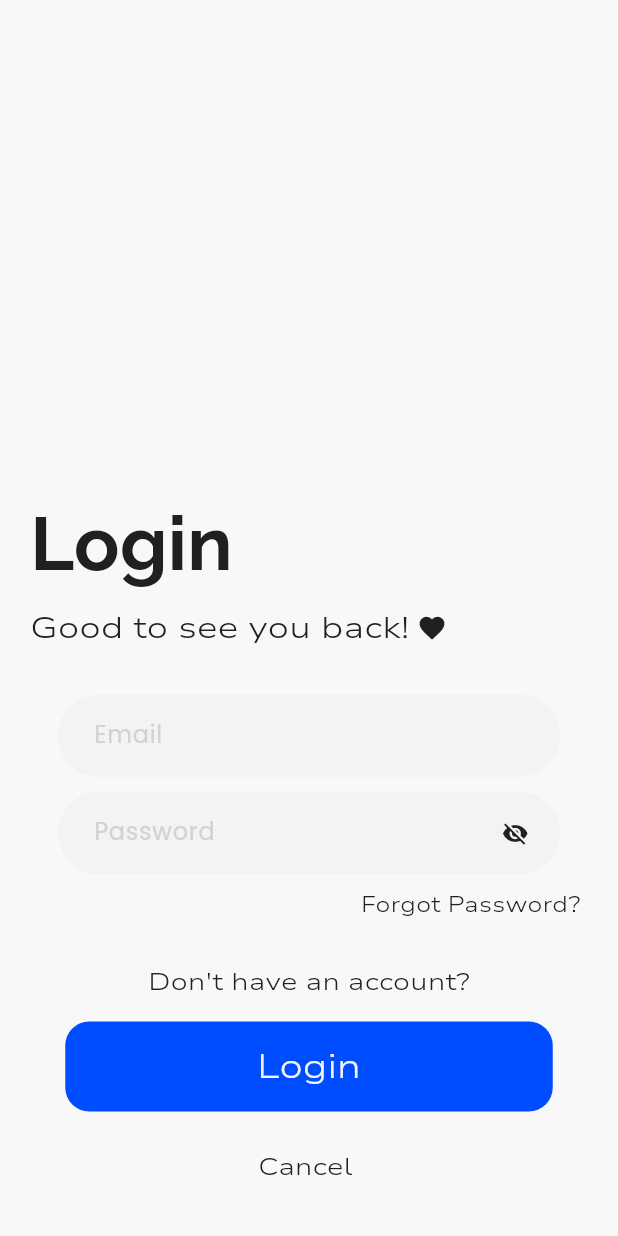
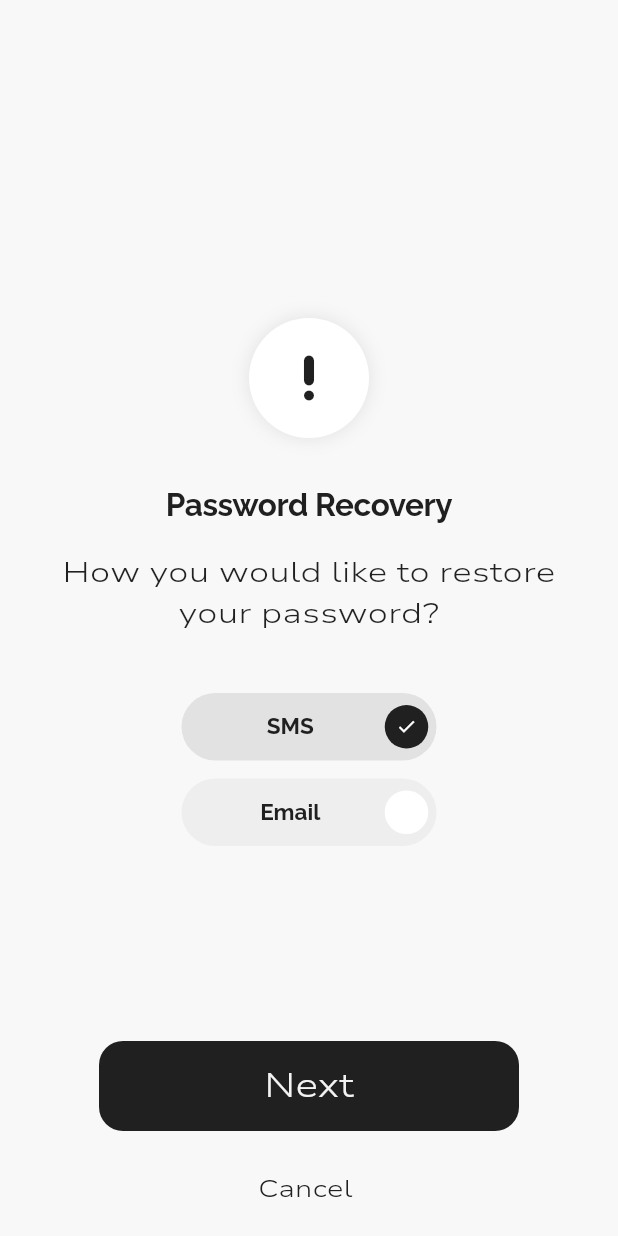
Before and after one commit to ahammednibras8/spare_boy, a Flutter app: the LoginScreen screen opened directly, after a tap on "Forgot Password?", on a phone screen of 412 x 824 dp. Run offline on Flutter 3.47's test engine with Material 3 defaults, Android fonts, the phone set to English and light mode, and no system bars; our stand-ins replace google_fonts, pinput.

Commit message:
feat(ui): Add Password Recovery Screens
- Create recovery mode screen with SMS/Email selection
- Add OTP verification screen with 4-digit input
- Update AvatarCircle widget for better reusability
- Implement consistent styling and animations

```diff
--- a/lib/features/authentication/views/login.dart
+++ b/lib/features/authentication/views/login.dart
@@ -1,6 +1,7 @@
 import 'package:flutter/material.dart';
 import 'package:google_fonts/google_fonts.dart';
 import 'package:spare_boy/core/constants/app_colors.dart';
+import 'package:spare_boy/features/authentication/views/recoveryMode.dart';
 import 'package:spare_boy/features/authentication/views/signUp.dart';
 import 'package:spare_boy/features/common/widgets/buttons.dart';
 import 'package:spare_boy/features/common/widgets/textfields.dart';
@@ -88,7 +89,12 @@ class _LoginScreenState extends State<LoginScreen> {
                       margin: const EdgeInsets.only(right: 25, top: 5),
                       child: GestureDetector(
                         onTap: () {
-                          // Handle forgot password
+                          Navigator.push(
+                            context,
+                            MaterialPageRoute(
+                              builder: (context) => const RecoveryMode(),
+                            ),
+                          );
                         },
                         child: Text(
                           'Forgot Password?',
--- /dev/null
+++ b/lib/features/authentication/views/recoveryMode.dart
@@ -0,0 +1,166 @@
+import 'package:flutter/material.dart';
+import 'package:google_fonts/google_fonts.dart';
+import 'package:spare_boy/core/constants/app_colors.dart';
+import 'package:spare_boy/features/authentication/views/recoveryPage.dart';
+import 'package:spare_boy/features/common/widgets/buttons.dart';
+import 'package:spare_boy/features/common/widgets/circle_avatar.dart';
+
+class RecoveryMode extends StatefulWidget {
+  const RecoveryMode({super.key});
+
+  @override
+  State<RecoveryMode> createState() => _RecoveryModeState();
+}
+
+class _RecoveryModeState extends State<RecoveryMode> {
+  String _selectedOption = 'SMS';
+
+  @override
+  Widget build(BuildContext context) {
+    return Scaffold(
+      body: Container(
+        width: double.infinity,
+        margin: const EdgeInsets.only(left: 20, right: 20),
+        child: Column(
+          mainAxisAlignment: MainAxisAlignment.end,
+          crossAxisAlignment: CrossAxisAlignment.center,
+          children: [
+            const SizedBox(height: 40),
+            const AvatarCicle(
+              shadowBlurRadius: 10,
+              shadowSpreadRadius: 0,
+              size: 40,
+              child: Center(
+                child: Icon(
+                  Icons.priority_high_rounded,
+                  size: 40,
+                  color: AppColors.textPrimary,
+                ),
+              ),
+            ),
+            const SizedBox(height: 30),
+            Text(
+              'Password Recovery',
+              textAlign: TextAlign.center,
+              style: GoogleFonts.raleway(
+                color: AppColors.textPrimary,
+                fontSize: 21,
+                letterSpacing: -0.28,
+                fontWeight: FontWeight.bold,
+              ),
+            ),
+            const SizedBox(height: 16),
+            Text(
+              'How you would like to restore\nyour password?',
+              textAlign: TextAlign.center,
+              style: GoogleFonts.nunitoSans(
+                fontSize: 19,
+                fontWeight: FontWeight.w300,
+                color: Colors.black87,
+              ),
+            ),
+            const SizedBox(height: 40),
+            _buildOptionTile('SMS'),
+            const SizedBox(height: 12),
+            _buildOptionTile('Email'),
+            const SizedBox(height: 120),
+            OnboardingButton(
+              onPressed: () {
+                Navigator.push(context, MaterialPageRoute(builder: (context) => const RecoveryPage()));
+              },
+              text: 'Next',
+            ),
+            const SizedBox(height: 17),
+            CancelButton(onTap: () {
+              Navigator.pop(context);
+            }),
+          ],
+        ),
+      ),
+    );
+  }
+
+  Widget _buildOptionTile(String option) {
+    return Material(
+      color: Colors.transparent,
+      child: AnimatedContainer(
+        duration: const Duration(milliseconds: 200),
+        width: 170,
+        height: 45,
+        decoration: BoxDecoration(
+          color: _selectedOption == option
+              ? AppColors.textPrimary.withOpacity(0.1)
+              : Colors.grey[200],
+          borderRadius: BorderRadius.circular(50),
+        ),
+        child: InkWell(
+          hoverColor: AppColors.textPrimary.withOpacity(0.1),
+          borderRadius: BorderRadius.circular(50),
+          onTap: () {
+            setState(() {
+              _selectedOption = option;
+            });
+          },
+          child: Padding(
+            padding: const EdgeInsets.symmetric(horizontal: 5, vertical: 8),
+            child: Row(
+              mainAxisAlignment: MainAxisAlignment.spaceBetween,
+              children: [
+                const SizedBox(width: 5),
+                AnimatedDefaultTextStyle(
+                  duration: const Duration(milliseconds: 200),
+                  style: GoogleFonts.raleway(
+                    fontSize: 15,
+                    fontWeight: _selectedOption == option
+                        ? FontWeight.bold
+                        : FontWeight.w500,
+                    color: AppColors.textPrimary,
+                  ),
+                  child: Text(option),
+                ),
+                AnimatedSwitcher(
+                  duration: const Duration(milliseconds: 200),
+                  transitionBuilder:
+                      (Widget child, Animation<double> animation) {
+                    return ScaleTransition(
+                      scale: animation,
+                      child: child,
+                    );
+                  },
+                  child: _selectedOption == option
+                      ? Container(
+                          key: const ValueKey('selected'),
+                          width: 30,
+                          height: 30,
+                          decoration: const BoxDecoration(
+                            shape: BoxShape.circle,
+                            color: AppColors.textPrimary,
+                          ),
+                          child: const Icon(
+                            Icons.check,
+                            size: 14,
+                            color: Colors.white,
+                          ),
+                        )
+                      : Container(
+                          key: const ValueKey('unselected'),
+                          width: 30,
+                          height: 30,
+                          decoration: BoxDecoration(
+                            color: Colors.white,
+                            shape: BoxShape.circle,
+                            border: Border.all(
+                              color: Colors.white,
+                              width: 2,
+                            ),
+                          ),
+                        ),
+                ),
+              ],
+            ),
+          ),
+        ),
+      ),
+    );
+  }
+}
--- a/lib/features/authentication/views/signUp.dart
+++ b/lib/features/authentication/views/signUp.dart
@@ -20,9 +20,11 @@ class _SignUpScreenState extends State<SignUpScreen> {
         return Scaffold(
         body: SingleChildScrollView(
             physics: const BouncingScrollPhysics(),
+            child: SizedBox(
+              height: MediaQuery.of(context).size.height,
               child: Column(
               children: [
-                const SizedBox(height: 40),
+                  const SizedBox(height: 30),
                   Container(
                   margin: const EdgeInsets.only(top: 50, left: 20),
                   child: Text(
@@ -46,6 +48,7 @@ class _SignUpScreenState extends State<SignUpScreen> {
                       child: Image.asset(
                           'assets/icons/upload_photo.png',
                           fit: BoxFit.contain,
+                          color: AppColors.textPrimary,
                       ),
                       ),
                   ],
@@ -104,6 +107,7 @@ class _SignUpScreenState extends State<SignUpScreen> {
               ],
               ),
             ),
+        ),
         );
     }
 }
--- a/lib/features/common/widgets/buttons.dart
+++ b/lib/features/common/widgets/buttons.dart
@@ -39,7 +39,7 @@ class OnboardingButton extends StatelessWidget {
           maximumSize: maximumSize ?? const Size(330, 60),
           shape: RoundedRectangleBorder(
               borderRadius: BorderRadius.circular(borderRadius ?? 16)),
-          backgroundColor: color ?? AppColors.primary,
+          backgroundColor: color ?? AppColors.textPrimary,
         ),
         onPressed: onPressed,
         child: Text(
@@ -68,7 +68,7 @@ class SmallBlueButton extends StatelessWidget {
           width: 30,
           height: 30,
           decoration: const BoxDecoration(
-            color: AppColors.primary,
+            color: AppColors.textPrimary,
             shape: BoxShape.circle,
           ),
           child: Icon(
--- a/lib/features/common/widgets/circle_avatar.dart
+++ b/lib/features/common/widgets/circle_avatar.dart
@@ -1,7 +1,8 @@
 import 'package:flutter/material.dart';
+import 'package:spare_boy/core/constants/app_colors.dart';
 
 class AvatarCicle extends StatelessWidget {
-  final double? radius;
+  final double? size;
   final Color? color;
   final Color? shadowColor;
   final double? shadowBlurRadius;
@@ -10,9 +11,10 @@ class AvatarCicle extends StatelessWidget {
   final double? shadowOffsetY;
   final double? padding;
   final String? image;
+  final Widget? child;
   const AvatarCicle({
     super.key,
-    this.radius,
+    this.size,
     this.color,
     this.shadowBlurRadius,
     this.shadowColor,
@@ -21,6 +23,7 @@ class AvatarCicle extends StatelessWidget {
     this.shadowOffsetY,
     this.padding,
     this.image,
+    this.child,
   });
 
   @override
@@ -41,12 +44,12 @@ class AvatarCicle extends StatelessWidget {
         ],
       ),
       child: CircleAvatar(
-        radius: radius ?? 70.0,
+        radius: size ?? 70.0,
         backgroundColor: color ?? Colors.white,
         child: Container(
           margin: EdgeInsetsDirectional.all(padding ?? 10),
           decoration: const ShapeDecoration(shape: CircleBorder()),
-          child: image != null ? Image.asset(image!,fit: BoxFit.contain,) : const SizedBox.shrink(),
+          child: image != null ? Image.asset(image!,fit: BoxFit.contain,color: AppColors.textPrimary,) :  child ?? const SizedBox.shrink(),
         ),
       ),
     );
--- a/pubspec.yaml
+++ b/pubspec.yaml
@@ -11,6 +11,7 @@ dependencies:
     sdk: flutter
   google_fonts: ^6.1.0
   image_picker: ^1.0.4
+  pinput: ^5.0.0
 
 dev_dependencies:
   flutter_test:
```
Also changed, not shown: lib/features/authentication/views/recoveryPage.dart (added, +132 -0 lines), pubspec.lock. Lines whose indentation alone changed are shown as unchanged.
